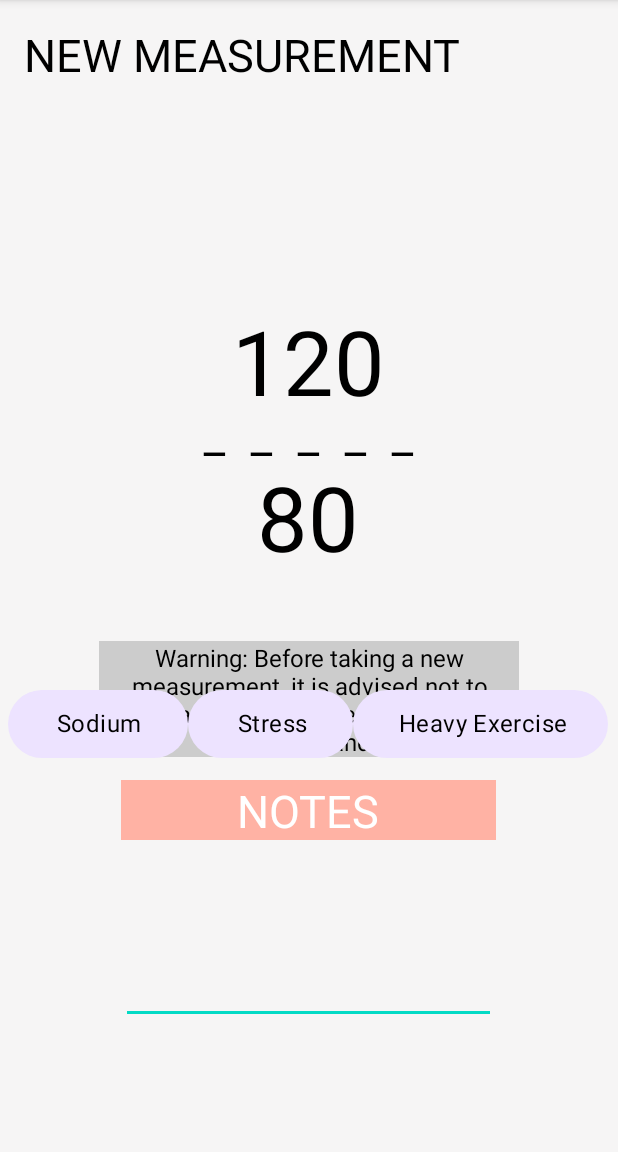
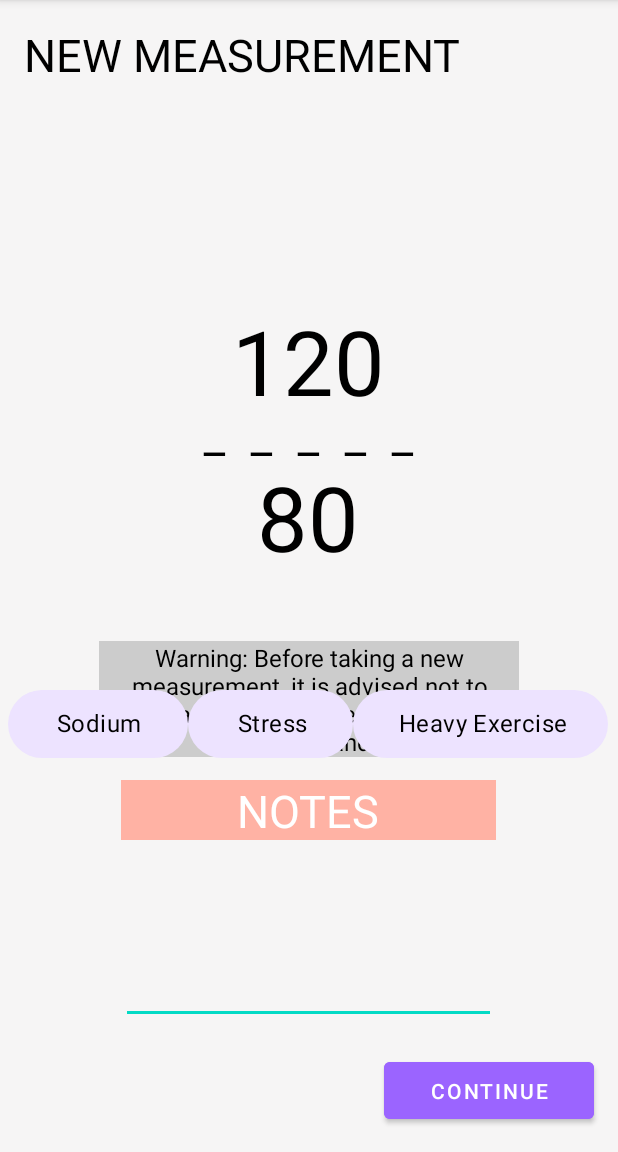
Before and after one commit to DavidCasc/cardiac_corner_app, an Android app: the NewMeasurementActivity screen opened directly, with no data from a screen before it, on a phone screen of 412 x 824 dp, the part 84-1236 px from its top. Run offline under Robolectric (Android 15) with nearby library versions, the phone set to English and light mode, and no system bars.

```diff
--- a/app/src/main/res/layout/new_measurement_screen.xml
+++ b/app/src/main/res/layout/new_measurement_screen.xml
@@ -137,6 +137,7 @@
             android:textColor="@color/chip_text_color"
             android:textSize="16dp"
             app:checkedIconEnabled="true"
+            app:checkedIconTint="@color/white"
             app:checkedIconVisible="true"
             app:chipBackgroundColor="@color/chip_background_color"
             app:chipEndPadding="10dp"
@@ -156,6 +157,7 @@
             android:textColor="@color/chip_text_color"
             android:textSize="16dp"
             app:checkedIconEnabled="true"
+            app:checkedIconTint="@color/white"
             app:checkedIconVisible="true"
             app:chipBackgroundColor="@color/chip_background_color"
             app:chipEndPadding="10dp"
@@ -175,6 +177,7 @@
             android:textColor="@color/chip_text_color"
             android:textSize="16dp"
             app:checkedIconEnabled="true"
+            app:checkedIconTint="@color/white"
             app:checkedIconVisible="true"
             app:chipBackgroundColor="@color/chip_background_color"
             app:chipEndPadding="10dp"
@@ -185,4 +188,15 @@
 
     </LinearLayout>
 
+    <Button
+        android:id="@+id/button"
+        android:layout_width="140dp"
+        android:layout_height="50dp"
+        android:layout_marginEnd="16dp"
+        android:layout_marginBottom="16dp"
+        android:backgroundTint="#9B64FF"
+        android:text="Continue"
+        app:layout_constraintBottom_toBottomOf="parent"
+        app:layout_constraintEnd_toEndOf="parent" />
+
 </androidx.constraintlayout.widget.ConstraintLayout>
```
